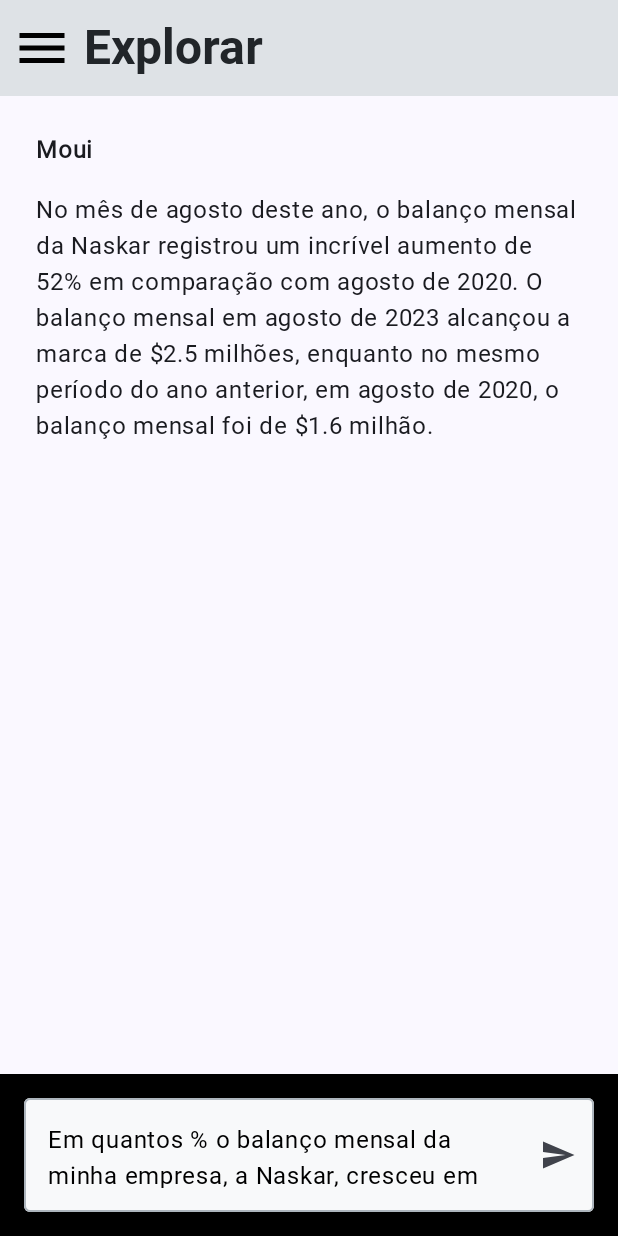
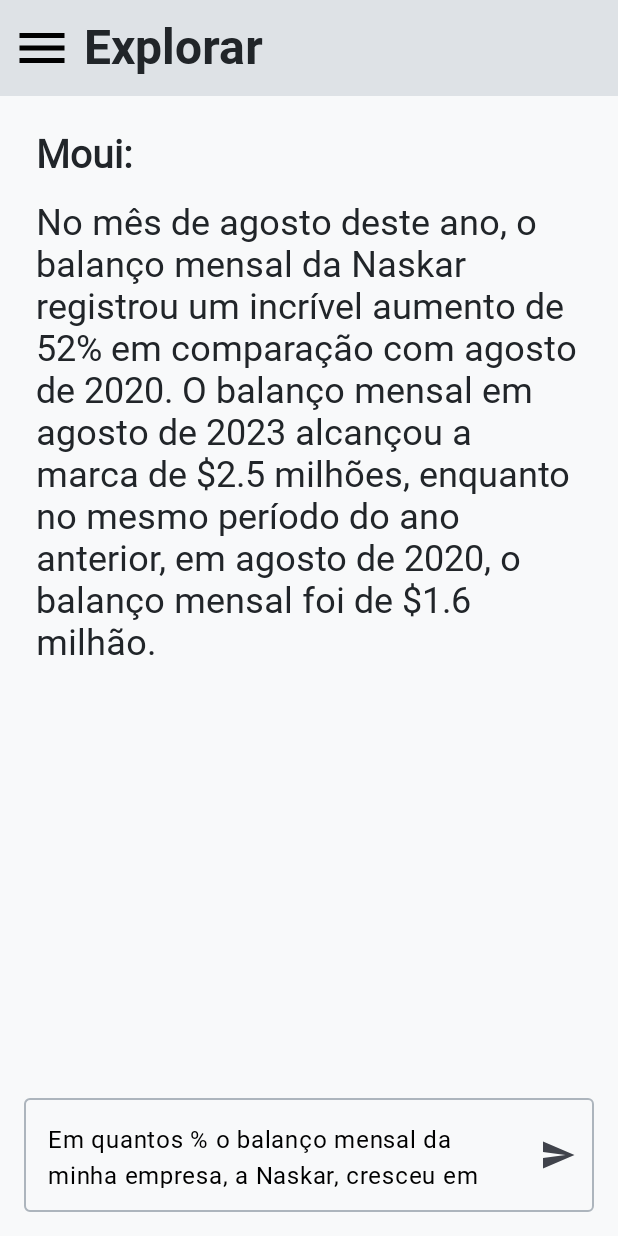
Before and after one commit to cgodevs/prompt-tuning-kotlin-mvp, an Android app built with Jetpack Compose: the ExploreScreen screen opened through its navigation route, on a phone screen of 412 x 824 dp. Run offline under Robolectric (Android 15) with nearby library versions, the phone set to English and light mode, and no system bars.

Commit message:
apply visual fixes to explore screen

```diff
--- a/app/src/main/java/br/com/fiap/startupfiap/screens/ExploreScreen.kt
+++ b/app/src/main/java/br/com/fiap/startupfiap/screens/ExploreScreen.kt
@@ -28,10 +28,14 @@ import androidx.compose.ui.Alignment
 import androidx.compose.ui.Modifier
 import androidx.compose.ui.graphics.Color
 import androidx.compose.ui.res.colorResource
+import androidx.compose.ui.text.TextStyle
+import androidx.compose.ui.text.font.Font
+import androidx.compose.ui.text.font.FontFamily
 import androidx.compose.ui.text.font.FontWeight
 import androidx.compose.ui.text.input.KeyboardType
 import androidx.compose.ui.text.style.TextAlign
 import androidx.compose.ui.unit.dp
+import androidx.compose.ui.unit.sp
 import br.com.fiap.startupfiap.R
 import br.com.fiap.startupfiap.components.Input
 
@@ -45,7 +49,9 @@ fun ExploreScreen(){
     var gptAnswer = "No mês de agosto deste ano, o balanço mensal da Naskar registrou um incrível aumento de 52% em comparação com agosto de 2020. O balanço mensal em agosto de 2023 alcançou a marca de \$2.5 milhões, enquanto no mesmo período do ano anterior, em agosto de 2020, o balanço mensal foi de \$1.6 milhão."
 
     Box(
-        modifier = Modifier.fillMaxSize(),
+        modifier = Modifier
+            .fillMaxSize()
+            .background(colorResource(id = R.color.neutral00)),
         contentAlignment = Alignment.Center
     ) {
 
@@ -57,8 +63,13 @@ fun ExploreScreen(){
 //                    .height(400.dp)
         ) {
             Text(
-                text = "Moui",
-                fontWeight = FontWeight.Bold
+                text = "Moui:",
+                style = TextStyle(
+                    fontSize = 26.sp,
+                    fontFamily = FontFamily(Font(R.font.roboto_regular)),
+                    fontWeight = FontWeight(1000),
+                    color = colorResource(id = R.color.neutral08),
+                )
             )
             Spacer(modifier = Modifier.height(8.dp))
             Text(
@@ -66,14 +77,20 @@ fun ExploreScreen(){
                 textAlign = TextAlign.Left,
                 modifier = Modifier
                     .verticalScroll(rememberScrollState())
-                    .padding(vertical = 8.dp)
+                    .padding(vertical = 8.dp),
+                style = TextStyle(
+                    fontSize = 24.sp,
+                    fontFamily = FontFamily(Font(R.font.roboto_regular)),
+                    fontWeight = FontWeight(400),
+                    color = colorResource(id = R.color.neutral08),
+                )
             )
         }
 
         Row(
             modifier = Modifier
                 .fillMaxWidth()
-                .background(Color.Black)
+                .background(colorResource(id = R.color.neutral00))
                 .padding(4.dp)
                 .height(100.dp)
                 .align(Alignment.BottomCenter),
--- a/app/src/main/java/br/com/fiap/startupfiap/screens/PunctualAnalysisScreen.kt
+++ b/app/src/main/java/br/com/fiap/startupfiap/screens/PunctualAnalysisScreen.kt
@@ -20,6 +20,7 @@ import androidx.compose.material3.Icon
 import androidx.compose.material3.IconButton
 import androidx.compose.material3.OutlinedTextField
 import androidx.compose.material3.RadioButton
+import androidx.compose.material3.RadioButtonDefaults
 import androidx.compose.material3.ScrollableTabRow
 import androidx.compose.material3.Tab
 import androidx.compose.material3.TabRowDefaults
@@ -128,7 +129,11 @@ fun PunctualAnalysisScreen(){
                                     selectedRadioIndex = selectedIndex
                                 },
                                 modifier = Modifier
-                                    .padding(end = 8.dp)
+                                    .padding(end = 8.dp),
+                                colors = RadioButtonDefaults.colors(
+                                    selectedColor = colorResource(R.color.neutral08),
+                                    unselectedColor = colorResource(R.color.neutral05)
+                                )
                             )
 
                             Text(
```
